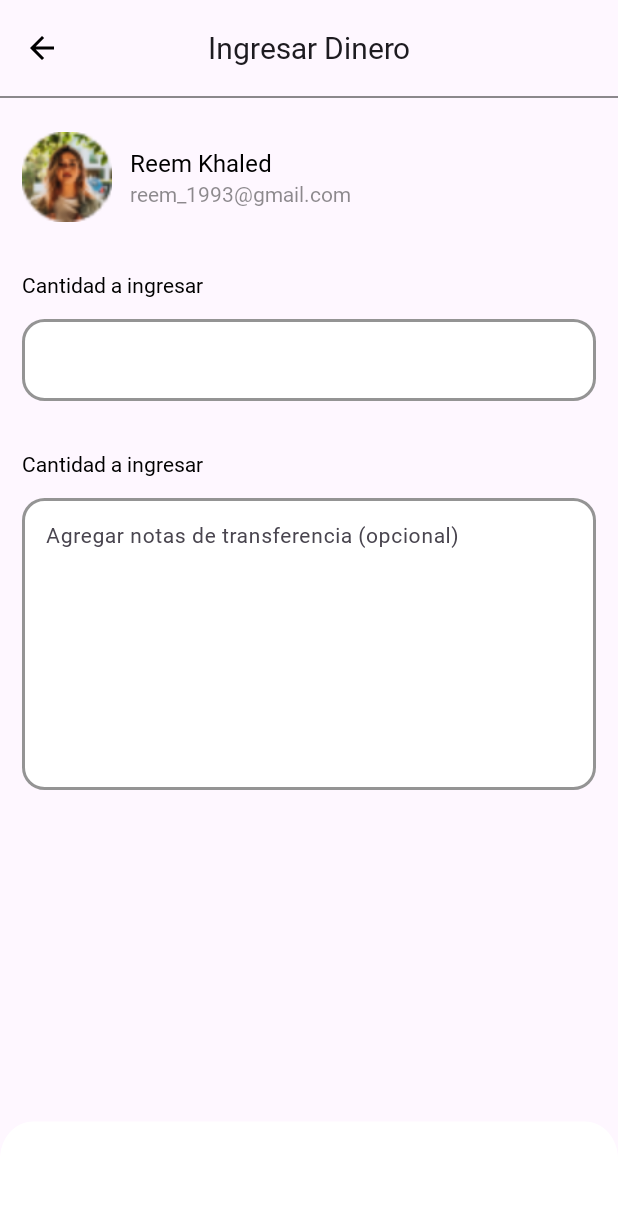
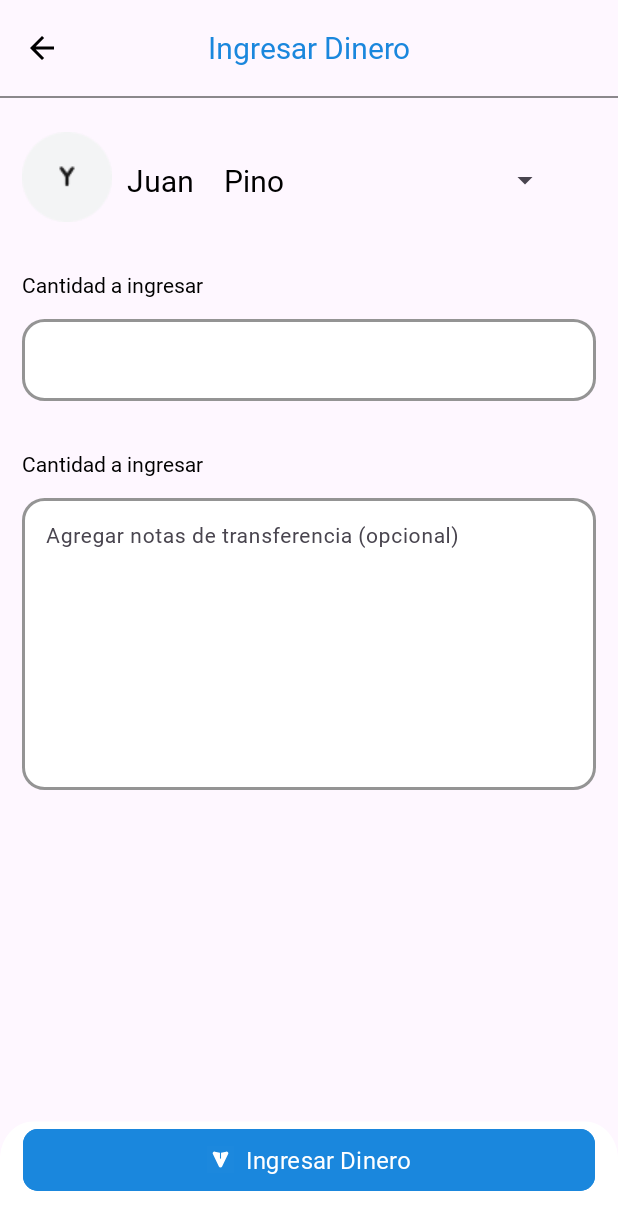
Before and after one commit to Jvbass/VirtualWalletArqLifeCycle, an Android app: the TransactionReceive screen opened through its navigation route, on a phone screen of 412 x 824 dp. Shown: the top 1230 px of the screen. Run offline under Robolectric (Android 15) with nearby library versions, the phone set to English and light mode, and no system bars.

Commit message:
Implementa Spinner seleccion de usuario en Transaction Receive

```diff
--- a/app/src/main/java/cl/jpinodev/walletarqlifecycle/feature_usuario/presentation/view/fragments/TransactionReceive.kt
+++ b/app/src/main/java/cl/jpinodev/walletarqlifecycle/feature_usuario/presentation/view/fragments/TransactionReceive.kt
@@ -1,17 +1,20 @@
 package cl.jpinodev.walletarqlifecycle.feature_usuario.presentation.view.fragments
 
 import android.os.Bundle
-import androidx.fragment.app.Fragment
 import android.view.LayoutInflater
 import android.view.View
 import android.view.ViewGroup
+import androidx.fragment.app.Fragment
+import androidx.fragment.app.activityViewModels
 import androidx.navigation.Navigation
-import cl.jpinodev.walletarqlifecycle.R
 import cl.jpinodev.walletarqlifecycle.databinding.FragmentTransactionReceiveBinding
-import cl.jpinodev.walletarqlifecycle.databinding.FragmentTransactionSendBinding
+import cl.jpinodev.walletarqlifecycle.feature_usuario.presentation.adapter.UsersAdapter
+import cl.jpinodev.walletarqlifecycle.feature_usuario.presentation.viewmodel.WalletViewModel
 
 class TransactionReceive : Fragment() {
     private lateinit var binding: FragmentTransactionReceiveBinding
+    private val viewModel: WalletViewModel by activityViewModels()
+    private lateinit var adapter: UsersAdapter
 
     override fun onCreateView(
         inflater: LayoutInflater, container: ViewGroup?,
@@ -29,5 +32,10 @@ class TransactionReceive : Fragment() {
             navController.navigateUp()
         }
 
+        viewModel.usuarios.observe(viewLifecycleOwner) { usuarios ->
+            adapter = UsersAdapter(requireContext(), usuarios)
+            binding.spinnerReceiveMoney.adapter = adapter
+        }
+
     }
 }
--- a/app/src/main/res/layout/fragment_transaction_receive.xml
+++ b/app/src/main/res/layout/fragment_transaction_receive.xml
@@ -1,14 +1,10 @@
 <?xml version="1.0" encoding="utf-8"?>
-<FrameLayout xmlns:android="http://schemas.android.com/apk/res/android"
+<androidx.constraintlayout.widget.ConstraintLayout xmlns:android="http://schemas.android.com/apk/res/android"
     xmlns:app="http://schemas.android.com/apk/res-auto"
     xmlns:tools="http://schemas.android.com/tools"
     android:layout_width="match_parent"
     android:layout_height="match_parent"
     tools:context=".feature_usuario.presentation.view.fragments.TransactionReceive">
-
-    <androidx.constraintlayout.widget.ConstraintLayout
-        android:layout_width="match_parent"
-        android:layout_height="match_parent">
 
         <androidx.constraintlayout.widget.Guideline
             android:id="@+id/guideline4"
@@ -16,6 +12,7 @@
             android:layout_height="wrap_content"
             android:orientation="vertical"
             app:layout_constraintGuide_begin="15dp" />
+
         <androidx.constraintlayout.widget.Guideline
             android:id="@+id/guideline5"
             android:layout_width="wrap_content"
@@ -33,6 +30,7 @@
             app:navigationIcon="?attr/homeAsUpIndicator"
             app:navigationIconTint="@color/black"
             app:title="Ingresar Dinero"
+            app:titleTextColor="@color/primary_dark"
             app:titleCentered="true"
             app:titleTextAppearance="@style/Toolbar.TitleText" />
 
@@ -50,40 +48,22 @@
             android:layout_width="60dp"
             android:layout_height="60dp"
             android:layout_marginTop="24dp"
-            android:src="@drawable/pp4"
+            android:src="@drawable/pp_standar"
             app:layout_constraintStart_toStartOf="@+id/guideline4"
             app:layout_constraintTop_toBottomOf="@+id/materialToolbar" />
 
-        <LinearLayout
+
+        <Spinner
+            android:id="@+id/spinner_receive_money"
             android:layout_width="wrap_content"
             android:layout_height="wrap_content"
-            android:gravity="center_vertical"
-            android:orientation="vertical"
-            android:layout_marginStart  ="12dp"
-            app:layout_constraintBottom_toBottomOf="@+id/imageView2"
+            app:layout_constraintBottom_toTopOf="@+id/input_amount_send"
+            app:layout_constraintEnd_toStartOf="@+id/guideline5"
+            app:layout_constraintHorizontal_bias="0.0"
             app:layout_constraintStart_toEndOf="@+id/imageView2"
-            app:layout_constraintTop_toTopOf="@+id/imageView2">
-
-            <TextView
-                android:layout_width="wrap_content"
-                android:layout_height="wrap_content"
-                android:fontFamily="@font/font_jua_wallet"
-                android:text="Reem Khaled"
-                android:textColor="@color/black"
-                android:textSize="16sp"
-                tools:layout_editor_absoluteX="132dp"
-                tools:layout_editor_absoluteY="165dp" />
-
-            <TextView
-                android:layout_width="wrap_content"
-                android:layout_height="wrap_content"
-                android:fontFamily="@font/font_jua_wallet"
-                android:text="reem_1993@gmail.com"
-                android:textColor="@color/color_grey"
-                android:textSize="14sp"
-                tools:layout_editor_absoluteX="132dp"
-                tools:layout_editor_absoluteY="165dp" />
-        </LinearLayout>
+            app:layout_constraintTop_toBottomOf="@+id/materialToolbar"
+            app:layout_constraintVertical_bias="0.343"
+            tools:listitem="@layout/users_item" />
 
         <TextView
             android:id="@+id/label_cantidad_ingresar"
@@ -174,7 +154,7 @@
             android:id="@+id/bg_transactionbtn"
             android:layout_width="match_parent"
             android:layout_height="wrap_content"
-            android:elevation="10dp"
+
             android:background="@drawable/bg_rectangle_transactionbtn"
             app:layout_constraintBottom_toBottomOf="parent"
             app:layout_constraintEnd_toEndOf="parent"
@@ -188,7 +168,7 @@
             android:layout_marginEnd="15dp"
             android:backgroundTint="@color/primary_dark"
             android:fontFamily="@font/jua"
-            android:text="Ingresar Dinero"
+            android:text="@string/ingresar_dinero"
             app:icon="@drawable/request_icon_blue"
             app:iconTint="@color/white"
             app:iconGravity="textStart"
@@ -202,5 +182,3 @@
             app:layout_constraintTop_toTopOf="@+id/bg_transactionbtn" />
 
     </androidx.constraintlayout.widget.ConstraintLayout>
-
-</FrameLayout>
--- a/app/src/main/res/layout/fragment_transaction_send.xml
+++ b/app/src/main/res/layout/fragment_transaction_send.xml
@@ -1,14 +1,11 @@
 <?xml version="1.0" encoding="utf-8"?>
-<FrameLayout xmlns:android="http://schemas.android.com/apk/res/android"
+<androidx.constraintlayout.widget.ConstraintLayout xmlns:android="http://schemas.android.com/apk/res/android"
     xmlns:app="http://schemas.android.com/apk/res-auto"
     xmlns:tools="http://schemas.android.com/tools"
     android:layout_width="match_parent"
     android:layout_height="match_parent"
     tools:context=".feature_usuario.presentation.view.fragments.TransactionSend">
 
-    <androidx.constraintlayout.widget.ConstraintLayout
-        android:layout_width="match_parent"
-        android:layout_height="603dp">
 
         <androidx.constraintlayout.widget.Guideline
             android:id="@+id/guideline4"
@@ -35,6 +32,7 @@
             app:navigationIconTint="@color/black"
             app:title="Enviar Dinero"
             app:titleCentered="true"
+            app:titleTextColor="@color/color_send"
             app:titleTextAppearance="@style/Toolbar.TitleText" />
 
         <View
@@ -158,7 +156,6 @@
             android:layout_width="match_parent"
             android:layout_height="wrap_content"
             android:background="@drawable/bg_rectangle_transactionbtn"
-            android:elevation="10dp"
             app:layout_constraintBottom_toBottomOf="parent"
             app:layout_constraintEnd_toEndOf="parent"
             app:layout_constraintStart_toStartOf="parent" />
@@ -171,7 +168,7 @@
             android:layout_marginEnd="15dp"
             android:backgroundTint="@color/color_send"
             android:fontFamily="@font/jua"
-            android:text="Ingresar Dinero"
+            android:text="@string/enviar_dinero"
             android:textColor="@color/black"
             android:textSize="16sp"
             android:translationZ="100dp"
@@ -184,5 +181,3 @@
             app:layout_constraintStart_toStartOf="@+id/guideline4"
             app:layout_constraintTop_toTopOf="@+id/bg_transactionbtn" />
     </androidx.constraintlayout.widget.ConstraintLayout>
-
-</FrameLayout>
--- a/app/src/main/res/values/strings.xml
+++ b/app/src/main/res/values/strings.xml
@@ -16,4 +16,6 @@
     <string name="ultimas_transacciones">Ultimas transacciones</string>
     <string name="cantidad_a_transferir">Cantidad a transferir</string>
     <string name="elija_un_contacto">Elija un contacto</string>
+    <string name="ingresar_dinero">Ingresar Dinero</string>
+    <string name="enviar_dinero">Enviar Dinero</string>
 </resources>
```
